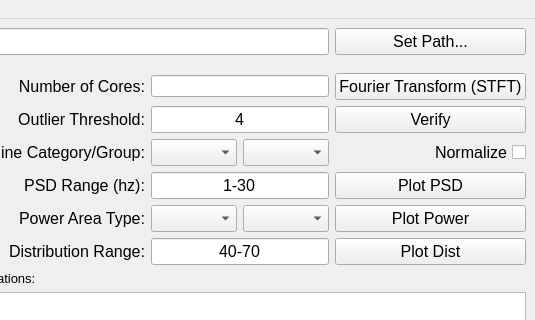
Before: the Qt Designer form sakeplot.ui in SAKEverse/sake-plot, drawn with Qt 5; both pictures show x 354 to 889 and y 0 to 320 of the 889 by 459 pixel window.
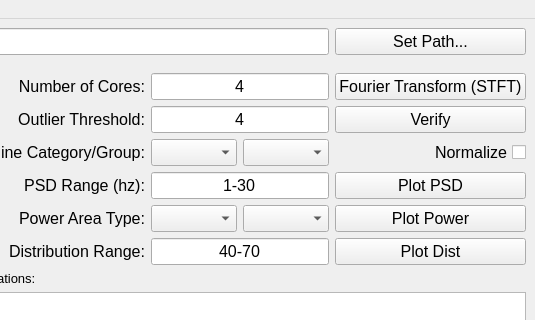
After: the same form once the commit is applied.

The edit to the form file:
```diff
--- a/sakeplot.ui
+++ b/sakeplot.ui
@@ -308,7 +308,19 @@
      </widget>
     </item>
     <item row="3" column="2" colspan="2">
-     <widget class="QLineEdit" name="coresEdit"/>
+     <widget class="QLineEdit" name="coresEdit">
+      <property name="font">
+       <font>
+        <pointsize>12</pointsize>
+       </font>
+      </property>
+      <property name="text">
+       <string>4</string>
+      </property>
+      <property name="alignment">
+       <set>Qt::AlignCenter</set>
+      </property>
+     </widget>
     </item>
     <item row="3" column="1">
      <widget class="QLabel" name="labelCores">
```
